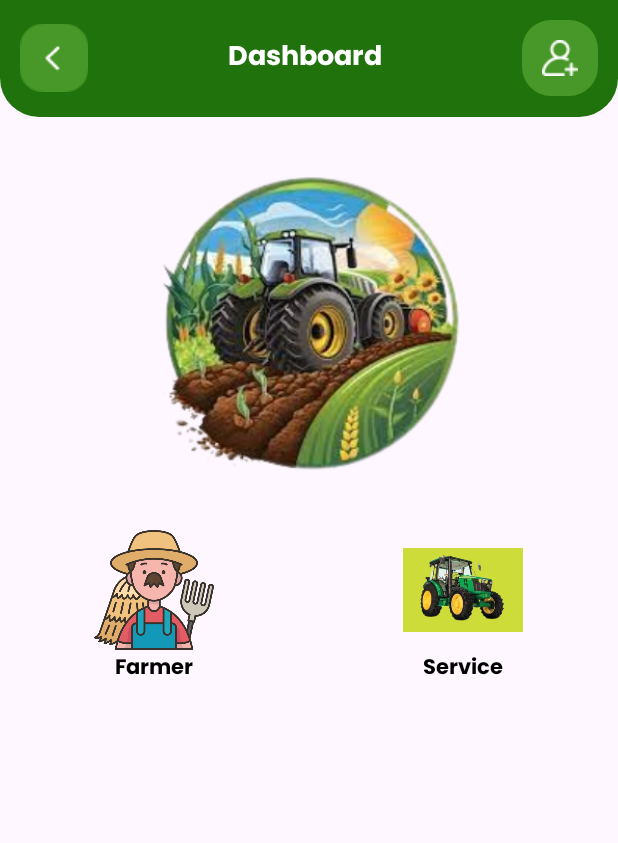
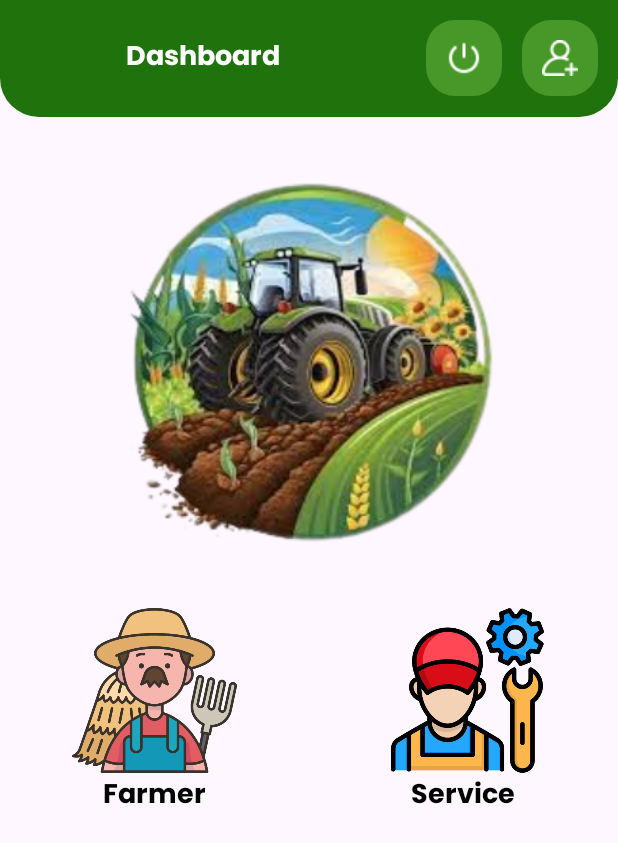
Before and after one commit to vidhee09/FarmerApp, an Android app: the DashboardActivity screen opened directly, with no data from a screen before it, on a phone screen of 412 x 824 dp. Shown: the top 843 px of the screen. Run offline under Robolectric (Android 15) with nearby library versions, the phone set to English and light mode, and no system bars; our stand-ins replace sdp/ssp sizes.

Commit message:
"Create exit dialog and move to add request scree and changes in DashboardActivity"

```diff
--- a/app/src/main/java/com/ananta/fieldAgent/Activity/DashboardActivity.java
+++ b/app/src/main/java/com/ananta/fieldAgent/Activity/DashboardActivity.java
@@ -1,21 +1,21 @@
 package com.ananta.fieldAgent.Activity;
 
 import android.content.Intent;
+import android.content.SharedPreferences;
 import android.os.Bundle;
-import android.view.View;
 import android.widget.ImageView;
 import android.widget.LinearLayout;
-import android.widget.Toast;
 
 import androidx.appcompat.app.AppCompatActivity;
 
 import com.ananta.fieldAgent.Activity.fieldAgent.AddRequestActivity;
 import com.ananta.fieldAgent.R;
+import com.ananta.fieldAgent.Utils.CustomDialogAlert;
 
 public class DashboardActivity extends AppCompatActivity {
 
     private LinearLayout llFarmer, llService;
-    private ImageView ivAddReqImage;
+    private ImageView ivAddReqImage, ivSignOut;
 
     @Override
     protected void onCreate(Bundle savedInstanceState) {
@@ -30,6 +30,7 @@ public class DashboardActivity extends AppCompatActivity {
         llFarmer = findViewById(R.id.llFarmer);
         llService = findViewById(R.id.llService);
         ivAddReqImage = findViewById(R.id.ivAddReqImage);
+        ivSignOut = findViewById(R.id.ivSignOut);
     }
 
     private void initView() {
@@ -45,12 +46,37 @@ public class DashboardActivity extends AppCompatActivity {
             startActivity(intent);
         });
 
-        ivAddReqImage.setOnClickListener(new View.OnClickListener() {
-            @Override
-            public void onClick(View v) {
-                Intent intent = new Intent(DashboardActivity.this, AddRequestActivity.class);
-                startActivity(intent);
-            }
+        ivAddReqImage.setOnClickListener(v -> {
+            Intent intent = new Intent(DashboardActivity.this, AddRequestActivity.class);
+            startActivity(intent);
+        });
+
+
+        ivSignOut.setOnClickListener(v -> {
+            SharedPreferences sharedPreferences = getSharedPreferences("sharedData",MODE_PRIVATE);
+            SharedPreferences.Editor editor = sharedPreferences.edit();
+            editor.putString("agentLogin","");
+            editor.commit();
+            Intent intent = new Intent(DashboardActivity.this, LoginScreen.class);
+            startActivity(intent);
+            finishAffinity();
         });
     }
+
+    @Override
+    public void onBackPressed() {
+        CustomDialogAlert customDialogAlert = new CustomDialogAlert(this, this.getResources().getString(R.string.close_application), this.getResources().getString(R.string.close_text), this.getResources().getString(R.string.yes)) {
+            @Override
+            public void onClickLeftButton() {
+                dismiss();
+            }
+
+            @Override
+            public void onClickRightButton() {
+                dismiss();
+                finish();
+            }
+        };
+        customDialogAlert.show();
+    }
 }
--- a/app/src/main/java/com/ananta/fieldAgent/Utils/CustomDialogAlert.java
+++ b/app/src/main/java/com/ananta/fieldAgent/Utils/CustomDialogAlert.java
@@ -28,7 +28,6 @@ public abstract class CustomDialogAlert extends BottomSheetDialog implements Vie
         btnDialogEditTextLeft = findViewById(R.id.btnDialogAlertLeft);
         btnDialogEditTextRight = findViewById(R.id.btnDialogAlertRight);
 
-
         btnDialogEditTextLeft.setOnClickListener(this);
         btnDialogEditTextRight.setOnClickListener(this);
         tvDialogEditTextTitle.setText(title);
--- a/app/src/main/res/layout/activity_dashboard.xml
+++ b/app/src/main/res/layout/activity_dashboard.xml
@@ -19,13 +19,6 @@
         android:background="@drawable/round_bg_globle"
         android:orientation="horizontal">
 
-        <ImageView
-            android:id="@+id/ivBackPress"
-            android:layout_width="wrap_content"
-            android:layout_height="wrap_content"
-            android:layout_gravity="center"
-            android:layout_marginStart="@dimen/_10sdp"
-            android:src="@drawable/ic_back_arrow" />
 
         <TextView
             android:layout_width="0dp"
@@ -37,6 +30,16 @@
             android:text="@string/dashboard"
             android:textColor="@color/white"
             android:textSize="@dimen/_14ssp"/>
+
+        <ImageView
+            android:id="@+id/ivSignOut"
+            android:layout_width="wrap_content"
+            android:layout_height="wrap_content"
+            android:background="@drawable/bg_green_add"
+            android:layout_gravity="center"
+            android:padding="@dimen/_10sdp"
+            android:layout_margin="@dimen/_10sdp"
+            android:src="@drawable/signout" />
 
         <ImageView
             android:id="@+id/ivAddReqImage"
@@ -53,8 +56,8 @@
 
     <ImageView
         android:id="@+id/ivLogo"
-        android:layout_width="@dimen/_180sdp"
-        android:layout_height="@dimen/_180sdp"
+        android:layout_width="@dimen/_220sdp"
+        android:layout_height="@dimen/_220sdp"
         app:layout_constraintStart_toStartOf="parent"
         app:layout_constraintEnd_toEndOf="parent"
         android:layout_marginTop="@dimen/_16sdp"
@@ -83,8 +86,8 @@
             android:layout_weight="1">
 
             <ImageView
-                android:layout_width="80dp"
-                android:layout_height="80dp"
+                android:layout_width="110dp"
+                android:layout_height="110dp"
                 android:layout_gravity="center_horizontal"
                 android:src="@drawable/farmer"/>
             <TextView
@@ -93,6 +96,7 @@
                 android:text="Farmer"
                 android:textAlignment="center"
                 android:fontFamily="@font/poppins_bold"
+                android:textSize="@dimen/_14ssp"
                 android:textColor="@color/black"
                 android:gravity="center"/>
 
@@ -104,19 +108,21 @@
             android:layout_width="0dp"
             android:layout_height="wrap_content"
             android:orientation="vertical"
+            android:layout_gravity="center_vertical"
             android:layout_weight="1">
 
-
             <ImageView
-                android:layout_width="80dp"
-                android:layout_height="80dp"
+                android:layout_width="110dp"
+                android:layout_height="110dp"
+                android:layout_marginStart="@dimen/_2sdp"
                 android:layout_gravity="center_horizontal"
-                android:src="@drawable/placeholder"/>
+                android:src="@drawable/mechanic"/>
             <TextView
                 android:layout_width="match_parent"
                 android:layout_height="wrap_content"
                 android:text="Service"
                 android:textAlignment="center"
+                android:textSize="@dimen/_14ssp"
                 android:fontFamily="@font/poppins_bold"
                 android:textColor="@color/black"
                 android:gravity="center"/>
--- a/app/src/main/res/layout/activity_main.xml
+++ b/app/src/main/res/layout/activity_main.xml
@@ -42,8 +42,8 @@
 
             <ImageView
                 android:id="@+id/ivSignout"
-                android:layout_width="55dp"
-                android:layout_height="55dp"
+                android:layout_width="wrap_content"
+                android:layout_height="wrap_content"
                 android:layout_gravity="center"
                 android:padding="@dimen/_10sdp"
                 android:background="@drawable/bg_green_add"
--- a/app/src/main/res/layout/dialog_custom_alert.xml
+++ b/app/src/main/res/layout/dialog_custom_alert.xml
@@ -44,6 +44,8 @@
     <Button
         android:id="@+id/btnDialogAlertRight"
         android:layout_width="match_parent"
+        android:backgroundTint="@color/appColor"
+        android:textColor="@color/white"
         android:layout_height="wrap_content"
         android:layout_marginBottom="30dp"
         android:text="Submit" />
--- a/app/src/main/res/values-night/themes.xml
+++ b/app/src/main/res/values-night/themes.xml
@@ -1,7 +1,10 @@
-<resources xmlns:tools="http://schemas.android.com/tools">
+<resources>
     <!-- Base application theme. -->
     <style name="Base.Theme.FarmerApp" parent="Theme.Material3.DayNight.NoActionBar">
         <!-- Customize your dark theme here. -->
-        <!-- <item name="colorPrimary">@color/my_dark_primary</item> -->
+
+
+        <item name="android:statusBarColor">@android:color/transparent</item>
+        <item name="android:windowLightStatusBar">false</item>
     </style>
 </resources>
--- a/app/src/main/res/values-v23/themes.xml
+++ b/app/src/main/res/values-v23/themes.xml
@@ -1,9 +1,9 @@
-<resources xmlns:tools="http://schemas.android.com/tools">
+<resources>
 
     <style name="Theme.FarmerApp" parent="Base.Theme.FarmerApp">
         <!-- Transparent system bars for edge-to-edge. -->
         <item name="android:navigationBarColor">@android:color/transparent</item>
         <item name="android:statusBarColor">@color/appColor</item>
-        <item name="android:windowLightStatusBar">true</item>
+        <item name="android:windowLightStatusBar">false</item>
     </style>
 </resources>
--- a/app/src/main/res/values/strings.xml
+++ b/app/src/main/res/values/strings.xml
@@ -65,4 +65,7 @@
     <string name="cancel">Cancel</string>
     <string name="clear">Clear</string>
     <string name="complete">Complete</string>
+    <string name="close_application">Close Application</string>
+    <string name="close_text">Are you want to close application ?</string>
+    <string name="yes">Sure</string>
 </resources>
--- a/app/src/main/res/values/themes.xml
+++ b/app/src/main/res/values/themes.xml
@@ -1,10 +1,14 @@
-<resources xmlns:tools="http://schemas.android.com/tools">
+<resources >
     <!-- Base application theme. -->
     <style name="Base.Theme.FarmerApp" parent="Theme.Material3.DayNight.NoActionBar">
         <!-- Customize your light theme here. -->
         <item name="colorPrimary">@color/appColor</item>
-        <item name="android:statusBarColor">@color/appColor</item>
-        <item name="android:windowLightStatusBar">true</item>
+        <!--<item name="android:statusBarColor">@color/appColor</item>
+        <item name="android:windowLightStatusBar">true</item>-->
+
+
+        <item name="android:statusBarColor">@android:color/transparent</item>
+        <item name="android:windowLightStatusBar">false</item>
 
 
     </style>
```
Also changed, not shown: app/src/main/java/com/ananta/fieldAgent/Activity/fieldAgent/MainActivity.java (+3 -16 lines), app/src/main/res/drawable/mechanic.png (added), app/src/main/res/drawable/signout.png.
